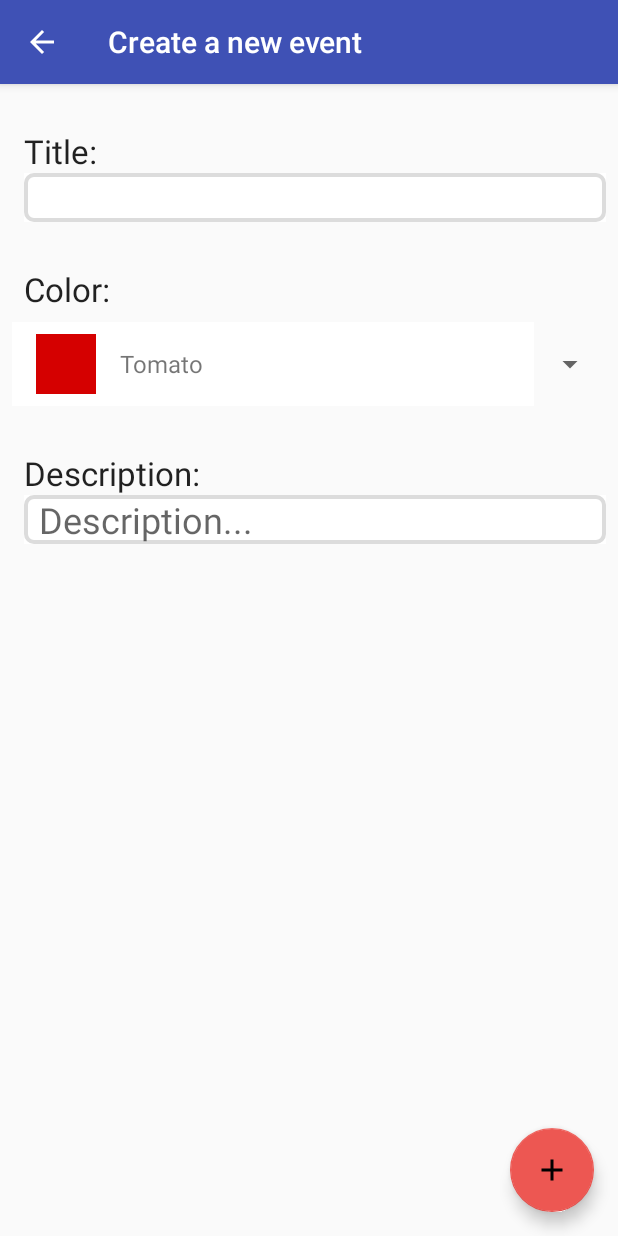
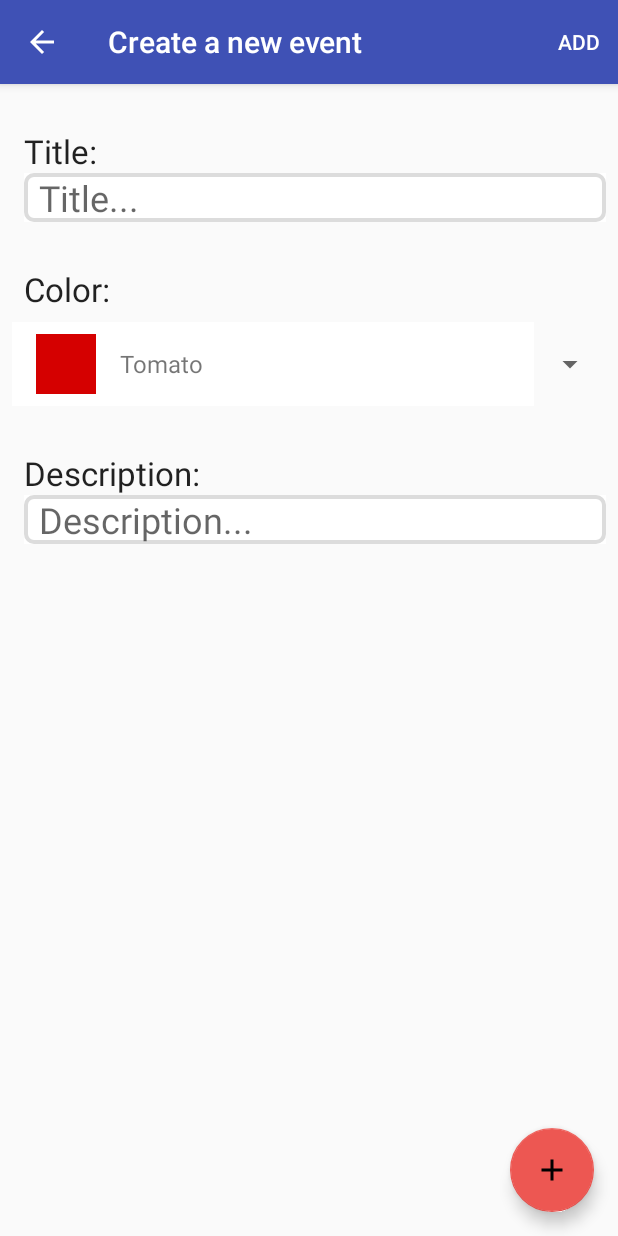
Before and after one commit to lsteamer/Calendar-Event, an Android app: the screen it shows after launch (EventDetailActivity), after a tap on an icon or button, on a phone screen of 412 x 824 dp. Run offline under Robolectric (Android 15) with nearby library versions, the phone set to English and light mode, and no system bars.

Commit message:
13.03 - Delete icon shows, Added a Menu -Add- Button in the EventDetailActivity

```diff
--- a/app/src/main/java/lsteamer/elmexicano/com/calendarmarker/EventDetailActivity.java
+++ b/app/src/main/java/lsteamer/elmexicano/com/calendarmarker/EventDetailActivity.java
@@ -6,10 +6,13 @@ import android.database.sqlite.SQLiteDatabase;
 import android.os.Bundle;
 import android.support.design.widget.FloatingActionButton;
 import android.support.v7.app.AppCompatActivity;
+import android.view.Menu;
+import android.view.MenuItem;
 import android.view.View;
 import android.widget.AdapterView;
 import android.widget.EditText;
 import android.widget.Spinner;
+import android.widget.Toast;
 
 
 import lsteamer.elmexicano.com.calendarmarker.data.EventListContract;
@@ -83,14 +86,48 @@ public class EventDetailActivity extends AppCompatActivity {
 
 
 
-        // FloatingActionButton
+        // FloatingActionButton. Calls createNewEntry
         FloatingActionButton fab = (FloatingActionButton) findViewById(R.id.fabDetail);
         fab.setOnClickListener(new View.OnClickListener() {
             @Override
             public void onClick(View view) {
 
+                createNewEntry();
+
+            }
+        });
+
+    }
+
+    // Displaying a custom menu that will hold an 'Add' button.
+    @Override
+    public boolean onCreateOptionsMenu(Menu menu) {
+        getMenuInflater().inflate(R.menu.menu_detail, menu);
+        return true;
+    }
+
+    // Handling action bar item clicks
+    // We only have "Add", and it calls createNewEntry
+    @Override
+    public boolean onOptionsItemSelected(MenuItem item) {
+
+        int id = item.getItemId();
+
+        if(id == R.id.event_detail_add_event){
+            createNewEntry();
+
+        }
+
+
+        return super.onOptionsItemSelected(item);
+    }
+
+    public void createNewEntry(){
+
         //If there's no title, send an error message
         if(mNewEventTitle.getText().length() == 0 ){
+            Toast.makeText(this, "Title cannot be empty",
+                    Toast.LENGTH_SHORT).show();
 
         }
         else{
@@ -117,10 +154,6 @@ public class EventDetailActivity extends AppCompatActivity {
         }
 
 
-
-            }
-        });
-
     }
 
     // Method that will include a new item in the Database
--- a/app/src/main/java/lsteamer/elmexicano/com/calendarmarker/MainActivity.java
+++ b/app/src/main/java/lsteamer/elmexicano/com/calendarmarker/MainActivity.java
@@ -96,7 +96,7 @@ public class MainActivity extends AppCompatActivity implements RecyclerItemTouch
         eventlistRecyclerView.setAdapter(mAdapter);
 
 
-        ItemTouchHelper.SimpleCallback itemTouchHelperCallback = new RecyclerItemTouchHelper(0, ItemTouchHelper.LEFT, this);
+        ItemTouchHelper.SimpleCallback itemTouchHelperCallback = new RecyclerItemTouchHelper(0, ItemTouchHelper.RIGHT, this);
         new ItemTouchHelper(itemTouchHelperCallback).attachToRecyclerView(eventlistRecyclerView);
 
 
--- a/app/src/main/res/layout/event_detail.xml
+++ b/app/src/main/res/layout/event_detail.xml
@@ -22,6 +22,7 @@
         android:id="@+id/title_edit_text"
         android:layout_width="0dp"
         android:layout_height="wrap_content"
+        android:inputType="textCapSentences"
         android:background="@drawable/rectangle_text"
         android:layout_marginEnd="8dp"
         android:paddingLeft="10dp"
@@ -29,6 +30,7 @@
         app:layout_constraintLeft_toLeftOf="@+id/title_view"
         app:layout_constraintRight_toRightOf="parent"
         android:contentDescription="@string/title_description_string"
+        android:hint="@string/title_description_string"
         android:textAppearance="@style/TextAppearance.AppCompat.Headline" />
 
 
--- /dev/null
+++ b/app/src/main/res/menu/menu_detail.xml
@@ -0,0 +1,11 @@
+<?xml version="1.0" encoding="utf-8"?>
+<menu xmlns:android="http://schemas.android.com/apk/res/android"
+    xmlns:app="http://schemas.android.com/apk/res-auto">
+
+    <item
+        android:id="@+id/event_detail_add_event"
+        android:orderInCategory="100"
+        android:title="@string/add_event"
+        app:showAsAction="ifRoom" />
+
+</menu>
--- a/app/src/main/res/values/strings.xml
+++ b/app/src/main/res/values/strings.xml
@@ -10,4 +10,6 @@
 
     <string name="title_description_string">Title...</string>
     <string name="description_description_string">Description...</string>
+
+    <string name="add_event">Add</string>
 </resources>
```
Also changed, not shown: app/src/main/res/layout/activity_main.xml (+13 -0 lines), app/src/main/res/layout/content_main.xml (+0 -13 lines), app/src/main/res/layout/event_list_item.xml (+18 -2 lines). Lines whose indentation alone changed are shown as unchanged.
